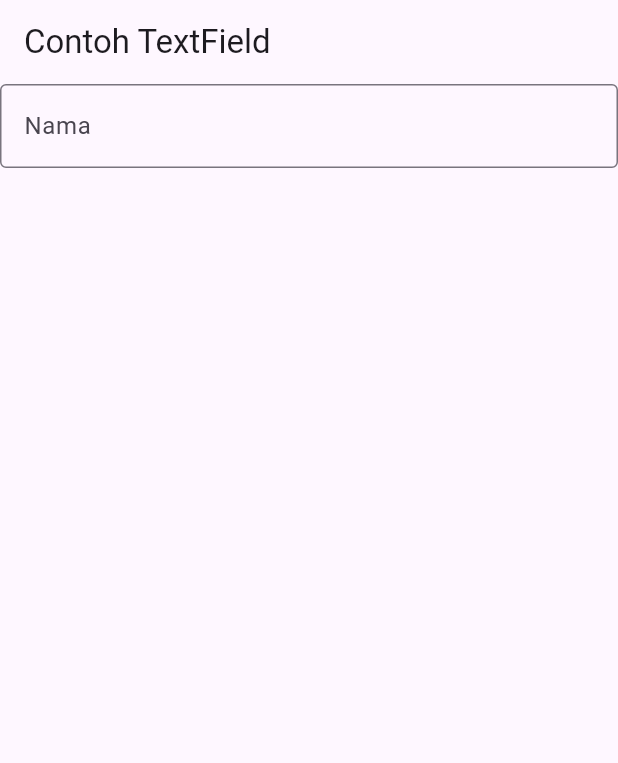
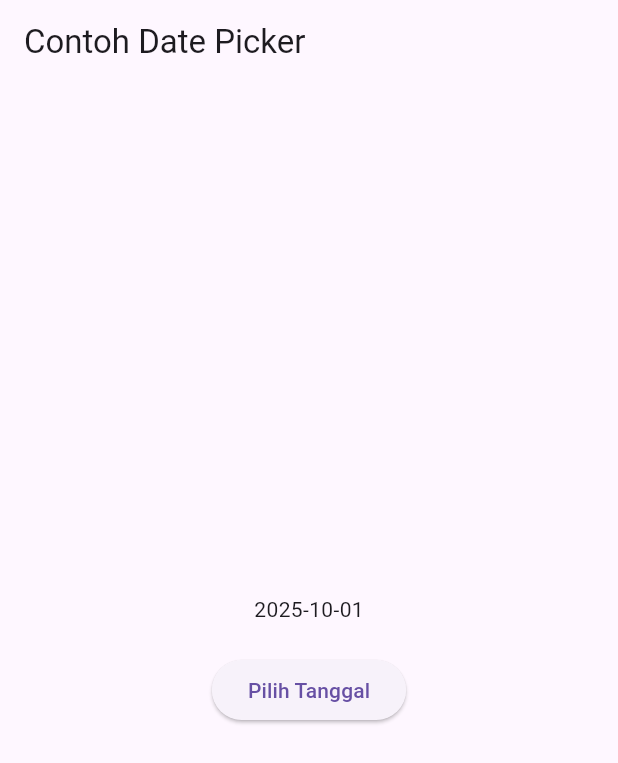
Before and after one commit to tasyasss/Sem5_Mobile, a Flutter app: the screen it shows after launch, on a phone screen of 412 x 824 dp. Shown: the top 763 px of the screen. Run offline on Flutter 3.47's test engine with Material 3 defaults, Android fonts, the phone set to English and light mode, and no system bars.

Commit message:
add date and time pickers

```diff
--- a/FlutterGitbook/5_Aplikasi_Pertama_dan_Widget_Dasar/hello_world/lib/main.dart
+++ b/FlutterGitbook/5_Aplikasi_Pertama_dan_Widget_Dasar/hello_world/lib/main.dart
@@ -1,67 +1,72 @@
+import 'dart:async';
 import 'package:flutter/material.dart';
 
-void main() {
-  runApp(const MyApp());
-}
+void main() => runApp(const MyApp());
 
 class MyApp extends StatelessWidget {
   const MyApp({Key? key}) : super(key: key);
 
   @override
   Widget build(BuildContext context) {
-    return MaterialApp(
-      home: Scaffold(
-        appBar: AppBar(title: const Text("Contoh TextField")),
-        body: const TextField(
-          obscureText: false,
-          decoration: InputDecoration(
-            border: OutlineInputBorder(),
-            labelText: 'Nama',
-          ),
+    return const MaterialApp(
+      title: 'Contoh Date Picker',
+      home: MyHomePage(title: 'Contoh Date Picker'),
+    );
+  }
+}
+
+class MyHomePage extends StatefulWidget {
+  const MyHomePage({Key? key, required this.title}) : super(key: key);
+
+  final String title;
+
+  @override
+  _MyHomePageState createState() => _MyHomePageState();
+}
+
+class _MyHomePageState extends State<MyHomePage> {
+  // Variable/State untuk mengambil tanggal
+  DateTime selectedDate = DateTime.now();
+
+  //  Initial SelectDate FLutter
+  Future<void> _selectDate(BuildContext context) async {
+    // Initial DateTime FIinal Picked
+    final DateTime? picked = await showDatePicker(
+      context: context,
+      initialDate: selectedDate,
+      firstDate: DateTime(2015, 8),
+      lastDate: DateTime(2101),
+    );
+    if (picked != null && picked != selectedDate) {
+      setState(() {
+        selectedDate = picked;
+      });
+    }
+  }
+
+  @override
+  Widget build(BuildContext context) {
+    return Scaffold(
+      appBar: AppBar(title: Text(widget.title)),
+      body: Center(
+        child: Column(
+          mainAxisSize: MainAxisSize.min,
+          children: <Widget>[
+            Text("${selectedDate.toLocal()}".split(' ')[0]),
+            const SizedBox(height: 20.0),
+            ElevatedButton(
+              onPressed: () => {
+                _selectDate(context),
+                // ignore: avoid_print
+                print(
+                  selectedDate.day + selectedDate.month + selectedDate.year,
+                ),
+              },
+              child: const Text('Pilih Tanggal'),
+            ),
+          ],
         ),
       ),
     );
   }
 }
-
-class MyLayout extends StatelessWidget {
-  const MyLayout({Key? key}) : super(key: key);
-
-  @override
-  Widget build(BuildContext context) {
-    return Padding(
-      padding: const EdgeInsets.all(8.0),
-      child: ElevatedButton(
-        child: const Text('Show alert'),
-        onPressed: () {
-          showAlertDialog(context);
-        },
-      ),
-    );
-  }
-}
-
-showAlertDialog(BuildContext context) {
-  // set up the button
-  Widget okButton = TextButton(
-    child: const Text("OK"),
-    onPressed: () {
-      Navigator.pop(context);
-    },
-  );
-
-  // set up the AlertDialog
-  AlertDialog alert = AlertDialog(
-    title: const Text("My title"),
-    content: const Text("This is my message."),
-    actions: [okButton],
-  );
-
-  // show the dialog
-  showDialog(
-    context: context,
-    builder: (BuildContext context) {
-      return alert;
-    },
-  );
-}
```
Also changed, not shown: FlutterGitbook/5_Aplikasi_Pertama_dan_Widget_Dasar/hello_world/images/P5_langkah6.png (added).
